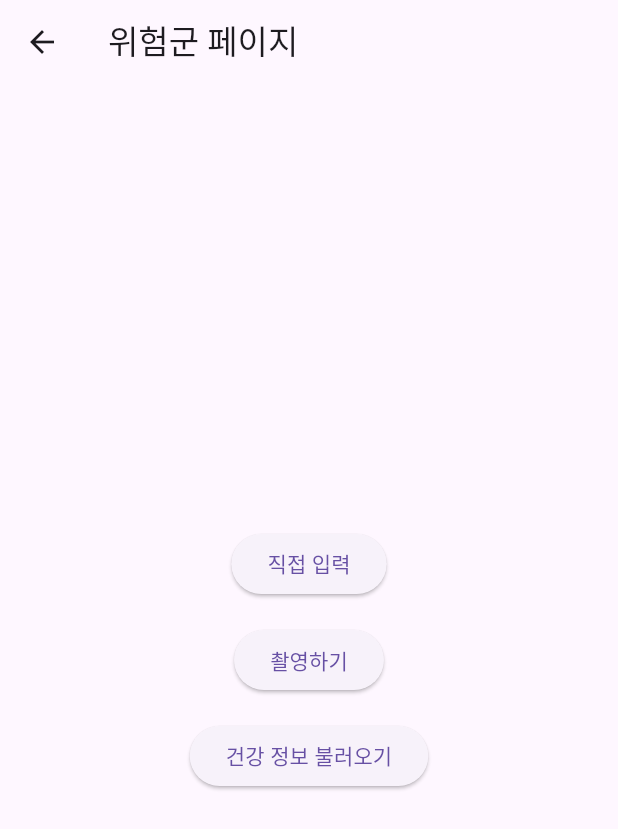
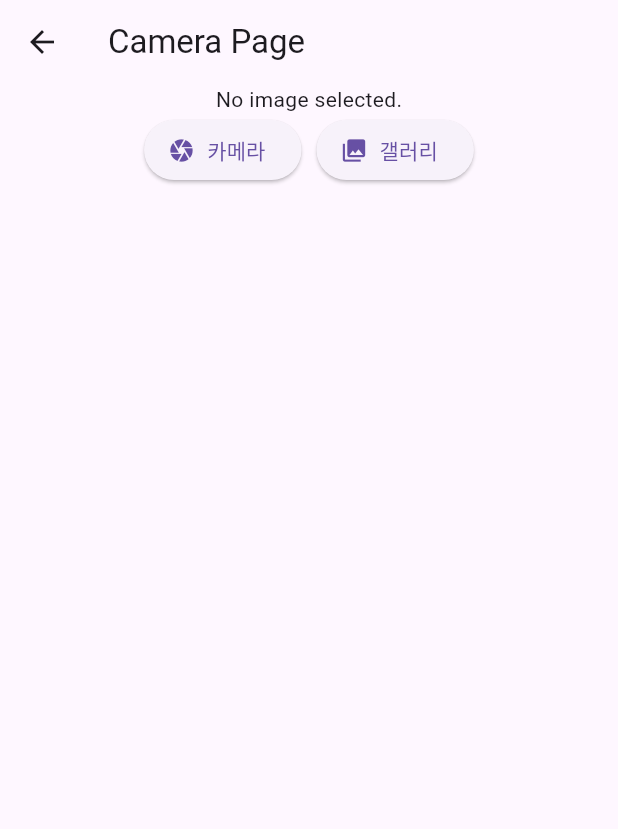
Before and after one commit to brainprotect/FrontEnd-, a Flutter app: the screen it shows after launch, item 2 of the bottom bar chosen, after a tap on "촬영하기", on a phone screen of 412 x 824 dp. Shown: the top 829 px of the screen. Run offline on Flutter 3.47's test engine with Material 3 defaults, Android fonts, the phone set to English and light mode, and no system bars; our stand-ins replace carousel_slider, google_maps_flutter, image_picker.

Commit message:
CameraPage 수정중

```diff
--- /dev/null
+++ b/lib/CameraPage.dart
@@ -0,0 +1,69 @@
+import 'dart:typed_data';
+import 'package:flutter/material.dart';
+import 'package:image_picker/image_picker.dart';
+
+class CameraPage extends StatefulWidget {
+  @override
+  _CameraPageState createState() => _CameraPageState();
+}
+
+class _CameraPageState extends State<CameraPage> {
+  final GlobalKey<ScaffoldState> _scaffoldKey = GlobalKey<ScaffoldState>();
+  final List<Uint8List> _userImages = [];
+  final ScrollController _scrollController = ScrollController();
+
+  Future<void> _pickImage(ImageSource source) async {
+    final pickedFile = await ImagePicker().pickImage(source: source);
+    if (pickedFile != null) {
+      final bytes = await pickedFile.readAsBytes();
+      setState(() {
+        _userImages.add(bytes);
+      });
+    }
+  }
+
+  @override
+  Widget build(BuildContext context) {
+    return Scaffold(
+      key: _scaffoldKey,
+      appBar: AppBar(
+        title: Text("Camera Page"),
+      ),
+      body: SafeArea(
+        child: SingleChildScrollView(
+          controller: _scrollController,
+          child: Column(
+            children: [
+              _userImages.isEmpty
+                  ? Center(child: Text("No image selected."))
+                  : Wrap(
+                spacing: 8.0,
+                runSpacing: 4.0,
+                children: _userImages.map((bytes) => ClipRRect(
+                  borderRadius: BorderRadius.circular(8), // 이미지에 둥근 모서리를 추가
+                  child: Image.memory(bytes, width: 550, height: 550, fit: BoxFit.cover), // 크기 조정 및 BoxFit.cover 적용
+                )).toList(),
+              ),
+              Row(
+                mainAxisAlignment: MainAxisAlignment.center,
+                children: [
+                  ElevatedButton.icon(
+                    icon: Icon(Icons.camera),
+                    label: Text("카메라"),
+                    onPressed: () => _pickImage(ImageSource.camera),
+                  ),
+                  SizedBox(width: 10),
+                  ElevatedButton.icon(
+                    icon: Icon(Icons.photo_library),
+                    label: Text("갤러리"),
+                    onPressed: () => _pickImage(ImageSource.gallery),
+                  ),
+                ],
+              ),
+            ],
+          ),
+        ),
+      ),
+    );
+  }
+}
--- a/lib/ChoicePage.dart
+++ b/lib/ChoicePage.dart
@@ -1,6 +1,8 @@
 import 'package:flutter/material.dart';
 import 'package:brain/InputPage.dart';
 import 'package:brain/GetInformation.dart';
+
+import 'CameraPage.dart';
 
 // 위험군 페이지
 class ChoicePage extends StatelessWidget {
@@ -32,11 +34,15 @@ class ChoicePage extends StatelessWidget {
               padding: const EdgeInsets.all(8.0),
               child: ElevatedButton(
                 onPressed: () {
-                  // 두 번째 버튼 눌렀을 때 동작
+                  Navigator.push(
+                    context,
+                    MaterialPageRoute(builder: (context) => CameraPage()), // 'const' 제거
+                  );
                 },
                 child: const Text('촬영하기'),
               ),
             ),
+
             Padding(
               padding: const EdgeInsets.all(8.0),
               child: ElevatedButton(
--- a/pubspec.yaml
+++ b/pubspec.yaml
@@ -30,7 +30,7 @@ dependencies:
   flutter:
     sdk: flutter
   carousel_slider: ^4.0.0 #캐러셀 추가
-
+  image_picker: ^0.8.4+4 # 이미지 피커 추가
   # The following adds the Cupertino Icons font to your application.
   # Use with the CupertinoIcons class for iOS style icons.
   cupertino_icons: ^1.0.2
```
Also changed, not shown: pubspec.lock.
